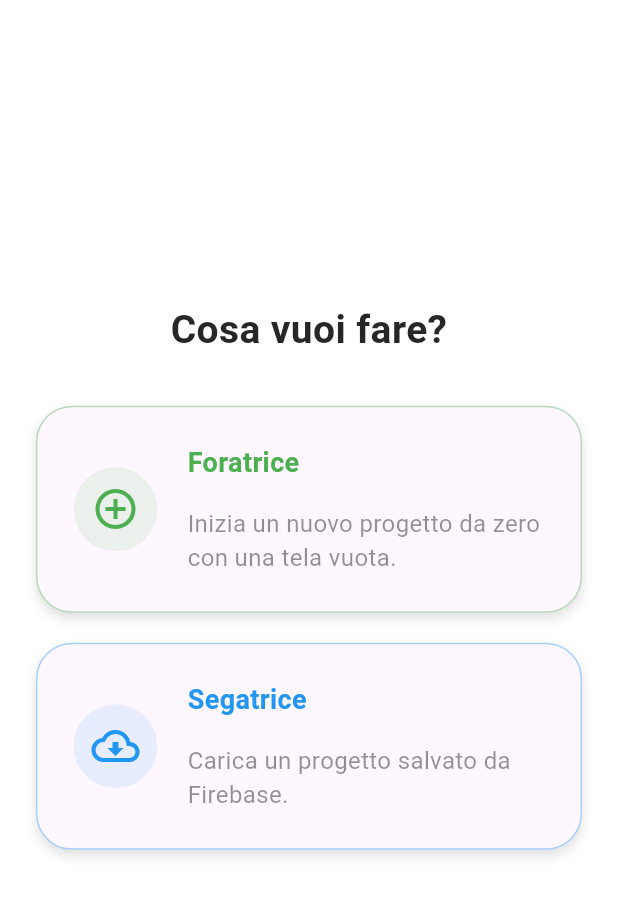
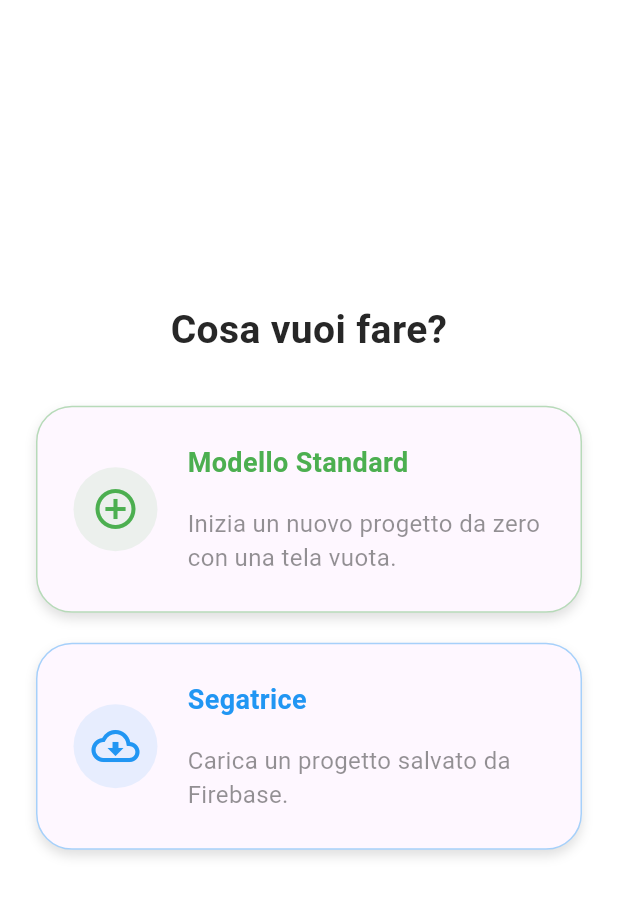
Before and after one commit to ProfetBear/optilay_prototype_app, a Flutter app: the ModelSelectorPage screen opened by its route, on a phone screen of 412 x 824 dp, the part 84-1002 px from its top. Run offline on Flutter 3.47's test engine with Material 3 defaults, Android fonts, the phone set to English and light mode, and no system bars; our stand-ins replace connectivity_plus, file_picker, flutter_svg, get, get_storage, lottie and 2 more; missing offline and left inert: model_viewer_plus, pdfx; accounts and stored records are empty; Roboto replaces fonts that are missing (Poppins).

Commit message:
applied changes due to missing drill file

```diff
--- a/lib/features/3D_model_viewer/3D_model_selector.dart
+++ b/lib/features/3D_model_viewer/3D_model_selector.dart
@@ -28,14 +28,14 @@
             ),
             const SizedBox(height: 32),
             OptionCard(
-              title: MyTexts.drill,
+              title: MyTexts.standardModel,
               description: MyTexts.projectSelectorNewCanvaDesc,
               icon: Icons.add_circle_outline,
               color: MyColors.green,
               onTap: () {
                 Get.toNamed(
                   MyRoutes.modelViewer3D,
-                  parameters: {'assetPath': 'assets/drill.glb'},
+                  parameters: {'assetPath': 'assets/default_model.glb'},
                 );
               },
             ),
--- a/lib/utils/constants/text_strings.dart
+++ b/lib/utils/constants/text_strings.dart
@@ -97,8 +97,8 @@
   // Model Viewer 3D
 
   static const String modelEditorrTitle = "Layout Editor";
-  static const String drill = "Foratrice";
   static const String saw = "Segatrice";
+  static const String standardModel = "Modello Standard";
   // Profile
   static const String settingScreenTitle = "Impostazioni";
   static const String profileSettings = "Profilo";
--- a/pubspec.yaml
+++ b/pubspec.yaml
@@ -84,7 +84,6 @@
   uses-material-design: true
 
   assets:
-    - assets/drill.glb
     - assets/saw.glb
     - assets/default_model.glb
     - assets/crane.svg
```
